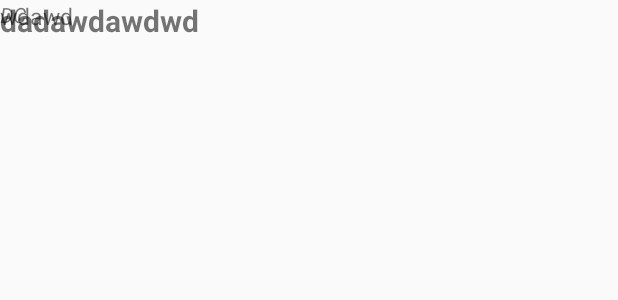
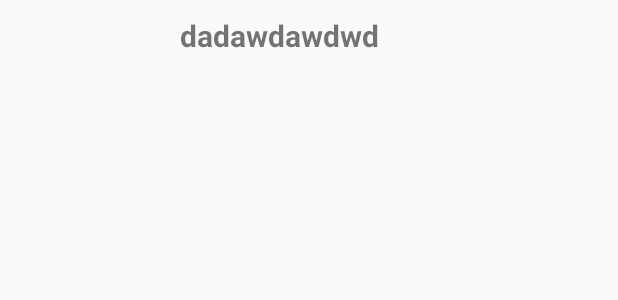
Before and after one commit to xsapruebas/Presentacion, an Android app: the layout activity_main2.xml on its own in the app's theme, with its tools: preview values and no code run, on a phone screen of 412 x 824 dp. Shown: the top 300 px of the screen. Run offline under Robolectric (Android 15) with nearby library versions, the phone set to English and light mode, and no system bars.

```diff
--- a/app/build.gradle
+++ b/app/build.gradle
@@ -29,7 +29,10 @@ dependencies {
     implementation 'com.android.support.constraint:constraint-layout:1.0.2'
     implementation 'com.squareup.picasso:picasso:2.5.2'
     implementation 'com.android.support:recyclerview-v7:26.1.0'
+    implementation 'com.google.firebase:firebase-core:11.8.0'
     testImplementation 'junit:junit:4.12'
     androidTestImplementation 'com.android.support.test:runner:1.0.1'
     androidTestImplementation 'com.android.support.test.espresso:espresso-core:3.0.1'
 }
+
+apply plugin: 'com.google.gms.google-services'
--- a/app/src/main/res/layout/activity_main2.xml
+++ b/app/src/main/res/layout/activity_main2.xml
@@ -1,9 +1,9 @@
 <?xml version="1.0" encoding="utf-8"?>
-<android.support.constraint.ConstraintLayout xmlns:android="http://schemas.android.com/apk/res/android"
-    xmlns:app="http://schemas.android.com/apk/res-auto"
+<RelativeLayout xmlns:android="http://schemas.android.com/apk/res/android"
     xmlns:tools="http://schemas.android.com/tools"
     android:layout_width="match_parent"
     android:layout_height="match_parent"
+    android:layout_margin="10dp"
     tools:context="com.xsa.mobilityfriday.presentacion.Main2Activity">
 
     <ImageView
@@ -15,7 +15,7 @@
         android:scaleType="centerCrop" />
 
     <TextView
-        android:id="@+id/tvSuperhero"
+        android:id="@+id/tvDescripcion"
         android:layout_width="wrap_content"
         android:layout_height="wrap_content"
         android:layout_alignParentTop="true"
@@ -25,24 +25,4 @@
         android:textStyle="bold"
         tools:text="dadawdawdwd" />
 
-    <TextView
-        android:id="@+id/tvRealName"
-        android:layout_width="wrap_content"
-        android:layout_height="wrap_content"
-        android:layout_below="@+id/tvSuperhero"
-        android:layout_toEndOf="@+id/ivAvatar"
-        android:layout_toRightOf="@+id/ivAvatar"
-        android:textSize="15sp"
-        tools:text="wdawd" />
-
-    <TextView
-        android:id="@+id/tvPublisher"
-        android:layout_width="wrap_content"
-        android:layout_height="wrap_content"
-        android:layout_alignParentBottom="true"
-        android:layout_alignParentEnd="true"
-        android:layout_alignParentRight="true"
-        android:textStyle="italic"
-        tools:text="DC" />
-
-</android.support.constraint.ConstraintLayout>
+</RelativeLayout>
--- a/build.gradle
+++ b/build.gradle
@@ -9,6 +9,8 @@ buildscript {
     dependencies {
         classpath 'com.android.tools.build:gradle:3.0.1'
         classpath "org.jetbrains.kotlin:kotlin-gradle-plugin:$kotlin_version"
+        classpath 'com.google.gms:google-services:3.1.1'
+
 
         // NOTE: Do not place your application dependencies here; they belong
         // in the individual module build.gradle files
```
Also changed, not shown: app/src/main/java/com/xsa/mobilityfriday/presentacion/Main2Activity.kt (+9 -0 lines), app/src/main/java/com/xsa/mobilityfriday/presentacion/MainActivity.kt (+13 -10 lines).
